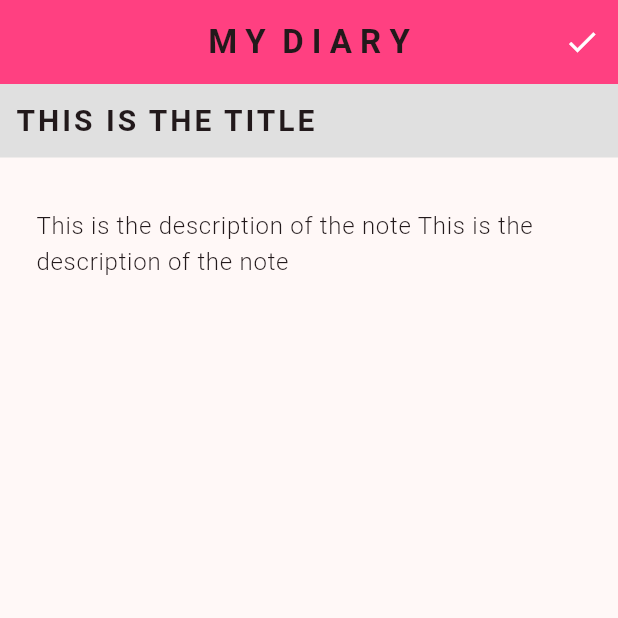
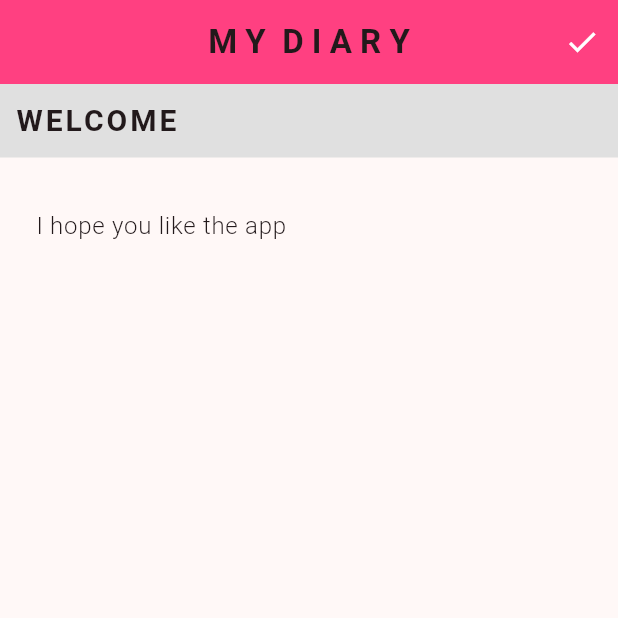
Before and after one commit to Quojo-Steve/Flutter-Diary-App, a Flutter app: the screen it shows after launch, after a tap on "Jan", on a phone screen of 412 x 824 dp, the top half of it. Run offline on Flutter 3.47's test engine with Material 3 defaults, Android fonts, the phone set to English and light mode, and no system bars; our stand-ins replace hive_flutter; accounts and stored records are empty.

Commit message:
Finished edit part

```diff
--- a/lib/Pages/display.dart
+++ b/lib/Pages/display.dart
@@ -1,16 +1,18 @@
 // ignore_for_file: prefer_const_constructors, prefer_const_literals_to_create_immutables
 
 import 'package:flutter/material.dart';
+import '../Utils/database.dart';
 
 class Display extends StatelessWidget {
-  const Display({super.key});
+  final List<String> dNote;
+
+  const Display({Key? key, required this.dNote}) : super(key: key);
 
   @override
   Widget build(BuildContext context) {
     // Create a TextEditingController with the initial value
     TextEditingController _descriptionController = TextEditingController(
-      text:
-          "This is the description of the note This is the description of the note",
+      text: dNote[1],
     );
 
     return Scaffold(
@@ -19,8 +21,9 @@ class Display extends StatelessWidget {
         actions: [
           IconButton(
             onPressed: () {
-              // Implement your save logic here
-              // You can access the edited text using _descriptionController.text
+              Diary db = Diary();
+              db.updateNoteDescription(dNote, _descriptionController.text);
+              Navigator.pop(context, true);
             },
             icon: Icon(Icons.check),
             color: Colors.white,
@@ -45,7 +48,7 @@ class Display extends StatelessWidget {
               children: [
                 Expanded(
                   child: Text(
-                    "This is the title".toUpperCase(),
+                    dNote[0].toUpperCase(),
                     style: TextStyle(
                       letterSpacing: 2,
                       fontWeight: FontWeight.bold,
@@ -71,8 +74,9 @@ class Display extends StatelessWidget {
               ),
               maxLines: null, // Allows multiple lines of text
               decoration: InputDecoration(
-                  hintText: "Enter the description",
-                  border: OutlineInputBorder(borderSide: BorderSide.none)),
+                hintText: "Enter the description",
+                border: OutlineInputBorder(borderSide: BorderSide.none),
+              ),
             ),
           ),
         ],
--- a/lib/Pages/home_screen.dart
+++ b/lib/Pages/home_screen.dart
@@ -1,6 +1,6 @@
+import 'package:diary_app/Pages/display.dart';
 import 'package:flutter/material.dart';
 import 'package:hive_flutter/hive_flutter.dart';
-
 import '../Utils/database.dart';
 import '../Utils/item_note.dart';
 
@@ -33,6 +33,20 @@ class _HomeScreenState extends State<HomeScreen> {
     setState(() {});
   }
 
+  Future<void> _navigateToDisplayScreen(List<String> note) async {
+    await Navigator.push(
+      context,
+      MaterialPageRoute(
+        builder: (context) => Display(dNote: note),
+      ),
+    );
+
+    // After navigating back from the 'display' screen, reload data
+    db.loadData();
+    // Update the UI by calling setState
+    setState(() {});
+  }
+
   @override
   Widget build(BuildContext context) {
     List<List<String>> notes = db.loadData();
@@ -57,10 +71,16 @@ class _HomeScreenState extends State<HomeScreen> {
       ),
       body: ListView.builder(
         itemCount: notes.length,
-        itemBuilder: (context, index) => Padding(
-          padding: EdgeInsets.all(8.0),
-          child: ItemNote(
-            dNote: notes[index],
+        itemBuilder: (context, index) => GestureDetector(
+          onTap: () {
+            // Pass the selected note to the _navigateToDisplayScreen function
+            _navigateToDisplayScreen(notes[index]);
+          },
+          child: Padding(
+            padding: EdgeInsets.all(8.0),
+            child: ItemNote(
+              dNote: notes[index],
+            ),
           ),
         ),
       ),
--- a/lib/Utils/database.dart
+++ b/lib/Utils/database.dart
@@ -28,4 +28,16 @@ class Diary {
     notes.add(note);
     _myBox.put("DIARYLIST", notes);
   }
+
+  void updateNoteDescription(List<String> note, String updatedDescription) {
+    // Find the index of the note in dNotes
+    int index = _myBox.get("DIARYLIST", defaultValue: []).indexOf(note);
+
+    // Update the description at the specified index
+    List<dynamic> notes = _myBox.get("DIARYLIST", defaultValue: []);
+    notes[index][1] = updatedDescription;
+
+    // Save the updated data
+    _myBox.put("DIARYLIST", notes);
+  }
 }
--- a/lib/Utils/item_note.dart
+++ b/lib/Utils/item_note.dart
@@ -1,11 +1,16 @@
 import 'package:flutter/material.dart';
 import 'package:intl/intl.dart';
 
-class ItemNote extends StatelessWidget {
+class ItemNote extends StatefulWidget {
   final List<String> dNote;
 
   const ItemNote({Key? key, required this.dNote}) : super(key: key);
 
+  @override
+  State<ItemNote> createState() => _ItemNoteState();
+}
+
+class _ItemNoteState extends State<ItemNote> {
   // Function to convert 24-hour format to 12-hour format
   String convertTo12HourFormat(String time24) {
     try {
@@ -54,14 +59,10 @@ class ItemNote extends StatelessWidget {
 
   @override
   Widget build(BuildContext context) {
-    String monthAbbreviation = getMonthAbbreviation(dNote[2]);
-    String formattedTime = convertTo12HourFormat(dNote[5]);
+    String monthAbbreviation = getMonthAbbreviation(widget.dNote[2]);
+    String formattedTime = convertTo12HourFormat(widget.dNote[5]);
 
-    return GestureDetector(
-      onTap: () {
-        Navigator.pushNamed(context, '/display');
-      },
-      child: Container(
+    return Container(
       padding: EdgeInsets.only(right: 10),
       decoration: BoxDecoration(
         color: Colors.grey[300],
@@ -82,7 +83,7 @@ class ItemNote extends StatelessWidget {
                   style: TextStyle(color: Colors.white70),
                 ),
                 Text(
-                    dNote[3], // Day
+                  widget.dNote[3], // Day
                   style: TextStyle(
                     color: Colors.white,
                     fontWeight: FontWeight.bold,
@@ -90,7 +91,7 @@ class ItemNote extends StatelessWidget {
                   ),
                 ),
                 Text(
-                    dNote[4], // Year
+                  widget.dNote[4], // Year
                   style: TextStyle(color: Colors.white70),
                 ),
               ],
@@ -106,7 +107,7 @@ class ItemNote extends StatelessWidget {
                   children: [
                     Expanded(
                       child: Text(
-                          dNote[0], // Title
+                        widget.dNote[0], // Title
                         style: TextStyle(
                           fontWeight: FontWeight.bold,
                           fontSize: 20,
@@ -122,7 +123,7 @@ class ItemNote extends StatelessWidget {
                   ],
                 ),
                 Text(
-                    dNote[1], // Description
+                  widget.dNote[1], // Description
                   style: TextStyle(
                     fontWeight: FontWeight.w300,
                     height: 1,
@@ -135,7 +136,6 @@ class ItemNote extends StatelessWidget {
           ),
         ],
       ),
-      ),
     );
   }
 }
--- a/lib/main.dart
+++ b/lib/main.dart
@@ -26,7 +26,10 @@ class MyApp extends StatelessWidget {
       home: const HomeScreen(),
       routes: {
         '/addnote': (context) => const AddNote(),
-        '/display': (context) => const Display()
+        '':(context)=> const HomeScreen(),
+        '/display': (context) => const Display(
+              dNote: [],
+            )
       },
     );
   }
```
Also changed, not shown: 1 other file. Lines whose indentation alone changed are shown as unchanged.
